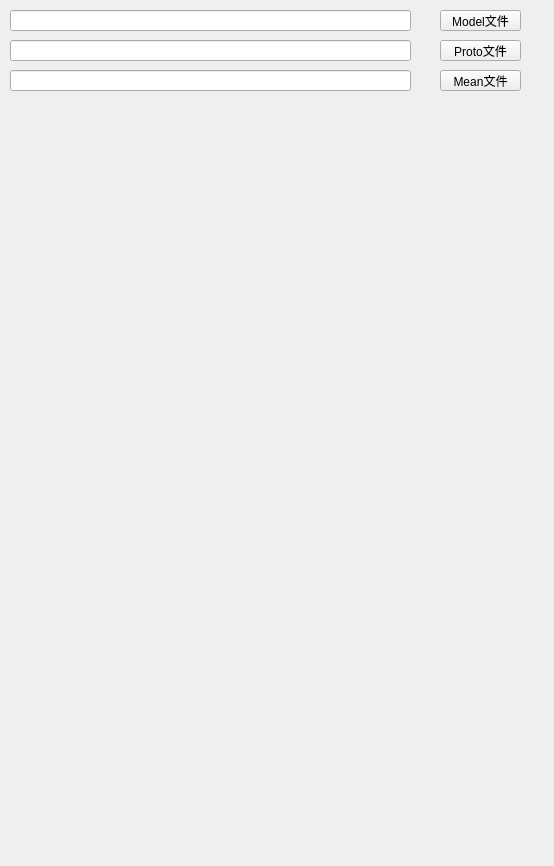
Above: skplayer/caffeui.ui from shykoe/skplayer before the change. Below: the same form after it.
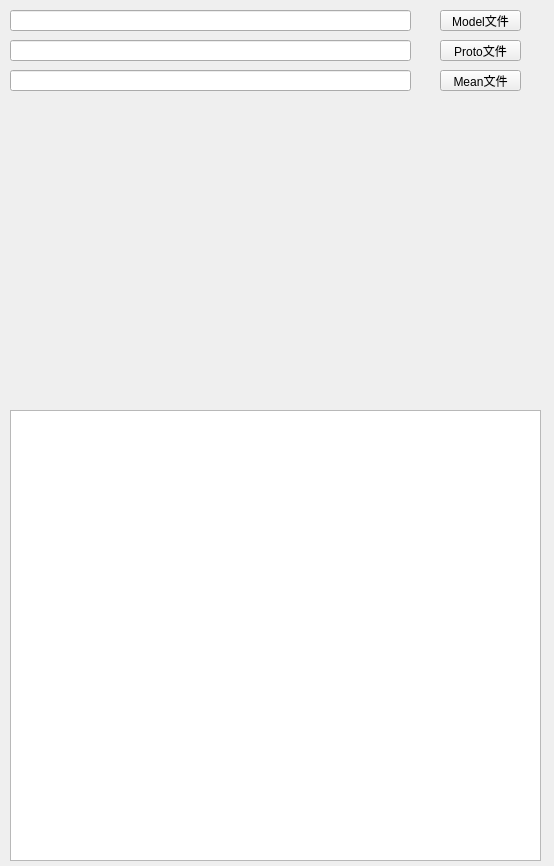
That is the form after the change.

```diff
--- a/skplayer/caffeui.ui
+++ b/skplayer/caffeui.ui
@@ -82,6 +82,16 @@
     <string>Mean文件</string>
    </property>
   </widget>
+  <widget class="QTableView" name="Seginfo">
+   <property name="geometry">
+    <rect>
+     <x>10</x>
+     <y>410</y>
+     <width>531</width>
+     <height>451</height>
+    </rect>
+   </property>
+  </widget>
  </widget>
  <layoutdefault spacing="6" margin="11"/>
  <resources/>
```
